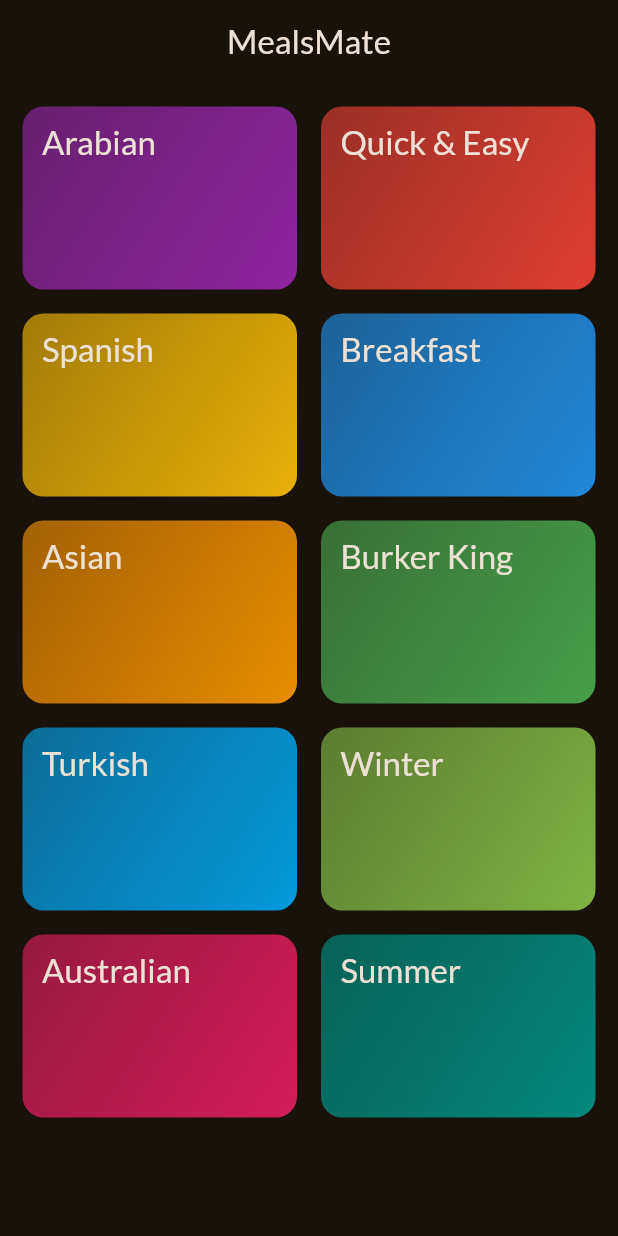
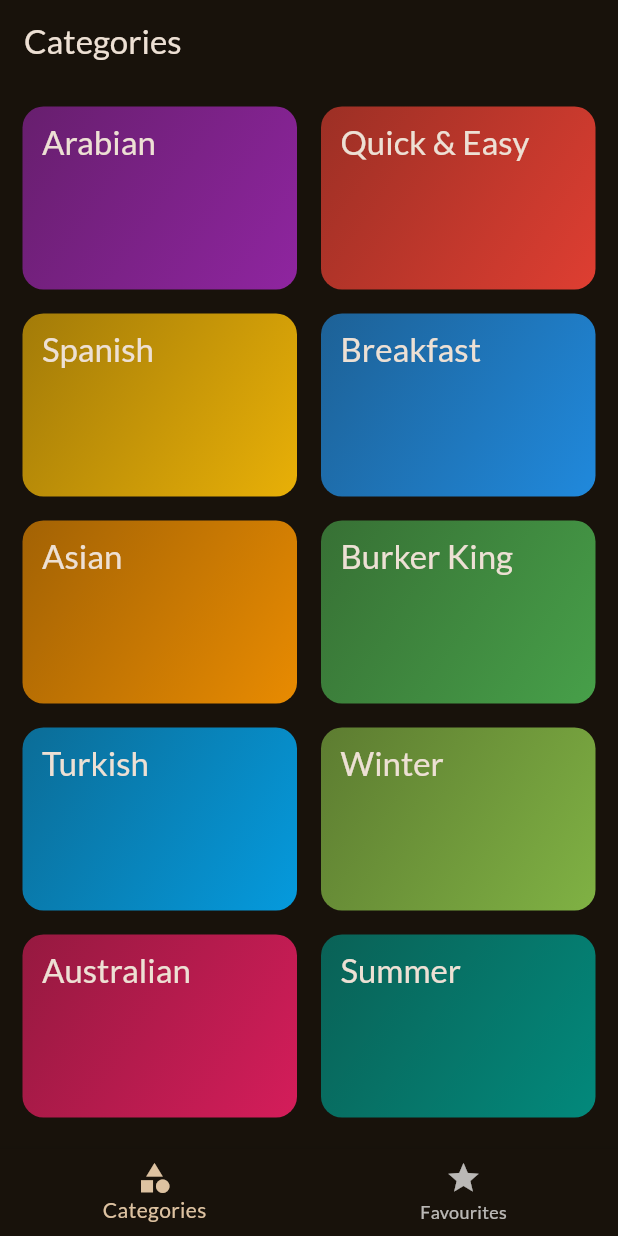
Before and after one commit to ZaynShelby/Meals-Mate, a Flutter app: the screen it shows after launch, on a phone screen of 412 x 824 dp. Run offline on Flutter 3.47's test engine with Material 3 defaults, Android fonts, the phone set to English and light mode, and no system bars; our stand-ins replace google_fonts, transparent_image.

Commit message:
Add TabScreen with Favourite Meals

```diff
--- a/lib/data/dummy_data.dart
+++ b/lib/data/dummy_data.dart
@@ -260,44 +260,33 @@ const dummyMeals = [
   ),
   Meal(
     id: 'm7',
-    categories: ['c3', 'c2'], // c3: Appetizers or Salads, c5: Spanish
-    title: 'Patatas Bravas',
+    categories: ['c3', 'c2'],
+    title: 'Pan con Tomate',
     affordability: Affordability.affordable,
-    complexity: Complexity.moderate,
-    duration: '40 min',
+    complexity: Complexity.easy,
     imageUrl:
-        'https://images.ctfassets.net/qu53tdnhexvd/kYvJTEOnfieQ0QcYWqiK2/084bde46e1ef58bf5fc516c91b957f30/chorizo-patatas-bravas.jpg',
+        'https://www.foodiewithfamily.com/wp-content/uploads/2022/07/pan-con-tomate-2.jpg',
+    duration: '10 min',
     ingredients: [
-      '3 medium potatoes (peeled and diced)',
-      '2 tbsp olive oil (for frying)',
+      '2 slices rustic bread',
+      '1 ripe tomato',
+      '1 garlic clove',
+      'Olive oil',
       'Salt to taste',
-
-      // For bravas sauce:
-      '2 tbsp olive oil',
-      '1 small onion (finely chopped)',
-      '2 garlic cloves (minced)',
-      '1 tsp smoked paprika',
-      '1/4 tsp cayenne pepper or chili flakes',
-      '1 tbsp tomato paste',
-      '1/2 cup crushed tomatoes',
-      'Salt and pepper to taste',
-      '1 tsp vinegar (optional)',
     ],
     steps: [
-      'Boil diced potatoes in salted water for 5–6 minutes, then drain and dry.',
-      'Shallow or deep-fry the potatoes until golden and crispy. Set aside on paper towel.',
-      'For the bravas sauce: Heat olive oil in a pan and sauté onion until soft.',
-      'Add garlic, smoked paprika, and cayenne pepper. Stir for 1 minute.',
-      'Add tomato paste and crushed tomatoes. Cook for 10–15 minutes until thickened.',
-      'Season with salt, pepper, and a splash of vinegar for tang.',
-      'Serve crispy potatoes on a plate topped with warm bravas sauce.',
-      'Optional: Add garlic aioli or parsley on top for garnish.',
+      'Toast the bread slices lightly.',
+      'Cut the tomato in half and rub it over the toast.',
+      'Peel a garlic clove and lightly rub over the surface (optional).',
+      'Drizzle olive oil over the bread.',
+      'Sprinkle a pinch of salt and serve fresh.',
     ],
-    isGlutenFree: true,
+    isGlutenFree: false,
     isLactoseFree: true,
     vegan: true,
     vegetarian: true,
   ),
+
   Meal(
     id: 'm8',
     categories: ['c3', 'c4'], // c2: Rice/Egg Dishes, c5: Spanish
--- a/lib/main.dart
+++ b/lib/main.dart
@@ -1,6 +1,6 @@
 import 'package:flutter/material.dart';
 import 'package:google_fonts/google_fonts.dart';
-import 'package:mealmate/screens/categories.dart';
+import 'package:mealmate/widgets/tab_screen.dart';
 
 final theme = ThemeData(
   useMaterial3: true,
@@ -20,6 +20,6 @@ class NewApp extends StatelessWidget {
 
   @override
   Widget build(BuildContext context) {
-    return MaterialApp(theme: theme, home: CategoriesScreen());
+    return MaterialApp(theme: theme, home: TabScreen());
   }
 }
--- a/lib/screens/categories.dart
+++ b/lib/screens/categories.dart
@@ -4,8 +4,12 @@ import 'package:mealmate/models/category.dart';
 import 'package:mealmate/screens/meals.dart';
 import 'package:mealmate/widgets/category_grid_item.dart';
 
+import '../models/meal.dart';
+
 class CategoriesScreen extends StatelessWidget {
-  const CategoriesScreen({super.key});
+  const CategoriesScreen({super.key, required this.toggleFavouriteMeal});
+
+  final void Function(Meal meal) toggleFavouriteMeal;
 
   void _selectedCategory(BuildContext context, Category category) {
     final filteredMeal = dummyMeals
@@ -14,17 +18,18 @@ class CategoriesScreen extends StatelessWidget {
 
     Navigator.of(context).push(
       MaterialPageRoute(
-        builder: (context) =>
-            MealsScreen(title: category.title, meal: filteredMeal),
+        builder: (context) => MealsScreen(
+          title: category.title,
+          meal: filteredMeal,
+          toggleFavouriteMeal: toggleFavouriteMeal,
+        ),
       ),
     );
   }
 
   @override
   Widget build(BuildContext context) {
-    return Scaffold(
-      appBar: AppBar(title: Text('MealsMate'), centerTitle: true),
-      body: GridView(
+    return GridView(
       padding: EdgeInsets.all(15),
       gridDelegate: SliverGridDelegateWithFixedCrossAxisCount(
         crossAxisCount: 2,
@@ -41,7 +46,6 @@ class CategoriesScreen extends StatelessWidget {
             },
           ),
       ],
-      ),
     );
   }
 }
--- /dev/null
+++ b/lib/widgets/tab_screen.dart
@@ -0,0 +1,64 @@
+import 'package:flutter/material.dart';
+import 'package:mealmate/models/meal.dart';
+import 'package:mealmate/screens/categories.dart';
+import 'package:mealmate/screens/meals.dart';
+
+class TabScreen extends StatefulWidget {
+  const TabScreen({super.key});
+
+  @override
+  State<TabScreen> createState() => _TabScreenState();
+}
+
+class _TabScreenState extends State<TabScreen> {
+  int selectedPageIndex = 0;
+  final List<Meal> _favouriteMeals = [];
+
+  void _toggleFavouriteMealStatus(Meal meal) {
+    final isExisting = _favouriteMeals.contains(meal);
+
+    if (isExisting) {
+      _favouriteMeals.remove(meal);
+    } else {
+      _favouriteMeals.add(meal);
+    }
+  }
+
+  void _selectPage(int index) {
+    setState(() {
+      selectedPageIndex = index;
+    });
+  }
+
+  @override
+  Widget build(BuildContext context) {
+    Widget activePage = CategoriesScreen(
+      toggleFavouriteMeal: _toggleFavouriteMealStatus,
+    );
+    var activePageTitle = Text('Categories');
+
+    if (selectedPageIndex == 1) {
+      activePage = MealsScreen(
+        meal: _favouriteMeals,
+        toggleFavouriteMeal: _toggleFavouriteMealStatus,
+      );
+      activePageTitle = Text('Favourites');
+    }
+    return Scaffold(
+      appBar: AppBar(title: activePageTitle),
+      body: activePage,
+      bottomNavigationBar: BottomNavigationBar(
+        onTap: (index) {
+          _selectPage(index);
+        },
+        items: [
+          BottomNavigationBarItem(
+            icon: Icon(Icons.category),
+            label: 'Categories',
+          ),
+          BottomNavigationBarItem(icon: Icon(Icons.star), label: 'Favourites'),
+        ],
+      ),
+    );
+  }
+}
```
Also changed, not shown: lib/screens/meal_details.dart (+11 -5 lines), lib/screens/meals.dart (+18 -6 lines). Lines whose indentation alone changed are shown as unchanged.
